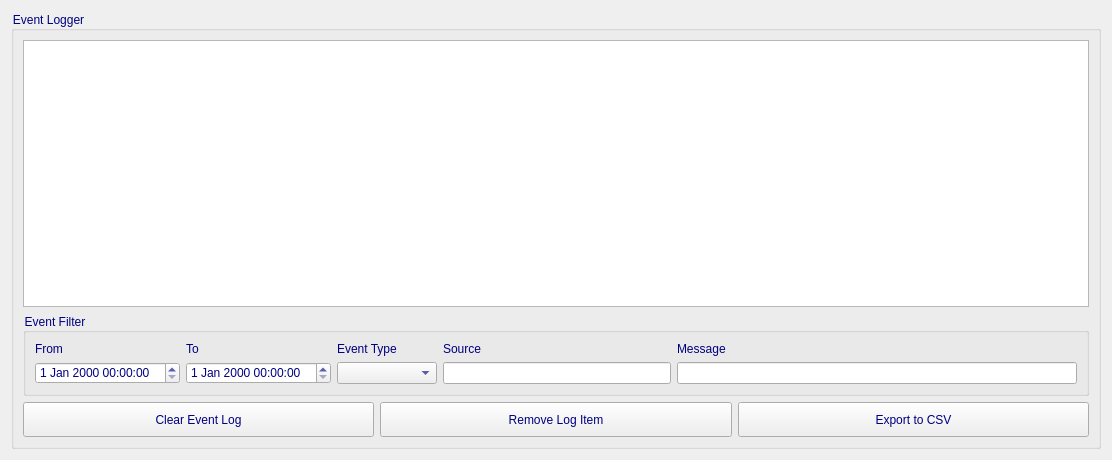
The window that EventLogWidget/eventlogwidget.ui (waynelow1/event_log) describes before a commit, drawn with Qt 5.
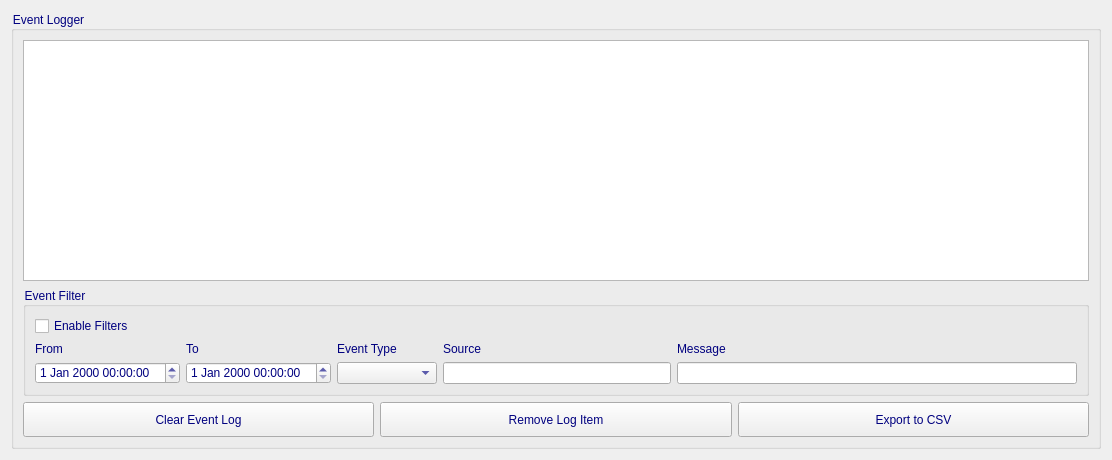
The same window after the commit.

```diff
--- a/EventLogWidget/eventlogwidget.ui
+++ b/EventLogWidget/eventlogwidget.ui
@@ -32,6 +32,13 @@
          <string>Event Filter</string>
         </property>
         <layout class="QVBoxLayout" name="verticalLayout">
+         <item>
+          <widget class="QCheckBox" name="enableFilterChkBox">
+           <property name="text">
+            <string>Enable Filters</string>
+           </property>
+          </widget>
+         </item>
          <item>
           <layout class="QGridLayout" name="gridLayout">
            <item row="0" column="3">
```
